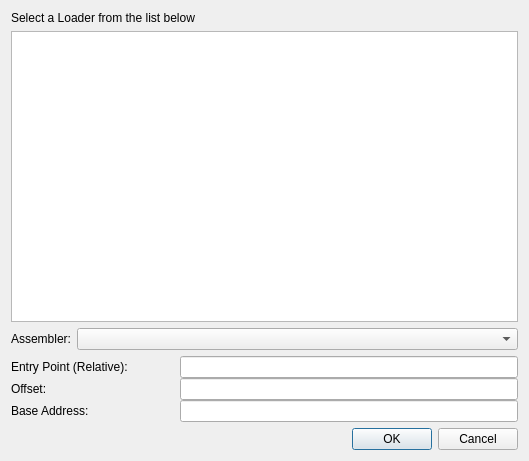
Qt form dialogs/loaderdialog/loaderdialog.ui (REDasmOrg/REDasm) before a commit.
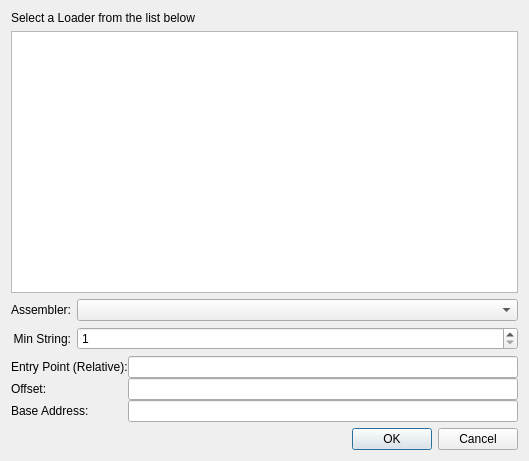
The same form after that commit.

Commit message: Implemented dynamic minimum string length

Diff of the .ui file:
```diff
--- a/dialogs/loaderdialog/loaderdialog.ui
+++ b/dialogs/loaderdialog/loaderdialog.ui
@@ -35,8 +35,8 @@
     </widget>
    </item>
    <item>
-    <layout class="QHBoxLayout" name="horizontalLayout" stretch="0,10">
-     <item>
+    <layout class="QGridLayout" name="gridLayout_2" columnstretch="0,1">
+     <item row="0" column="0">
       <widget class="QLabel" name="label">
        <property name="text">
         <string>Assembler:</string>
@@ -46,9 +46,29 @@
        </property>
       </widget>
      </item>
-     <item>
+     <item row="0" column="1">
       <widget class="QComboBox" name="cbAssembler"/>
      </item>
+     <item row="1" column="0">
+      <widget class="QLabel" name="label_5">
+       <property name="text">
+        <string>Min String:</string>
+       </property>
+       <property name="alignment">
+        <set>Qt::AlignRight|Qt::AlignTrailing|Qt::AlignVCenter</set>
+       </property>
+      </widget>
+     </item>
+     <item row="1" column="1">
+      <widget class="QSpinBox" name="sbMinString">
+       <property name="minimum">
+        <number>1</number>
+       </property>
+       <property name="maximum">
+        <number>100</number>
+       </property>
+      </widget>
+     </item>
     </layout>
    </item>
    <item>
@@ -70,7 +90,7 @@
        <number>0</number>
       </property>
       <item>
-       <layout class="QGridLayout" name="gridLayout" columnstretch="0,0,0">
+       <layout class="QGridLayout" name="gridLayout" columnstretch="0,0,1">
         <item row="1" column="1" colspan="2">
          <widget class="QLineEdit" name="leOffset"/>
         </item>
```
The commit also changes 3 other files.
